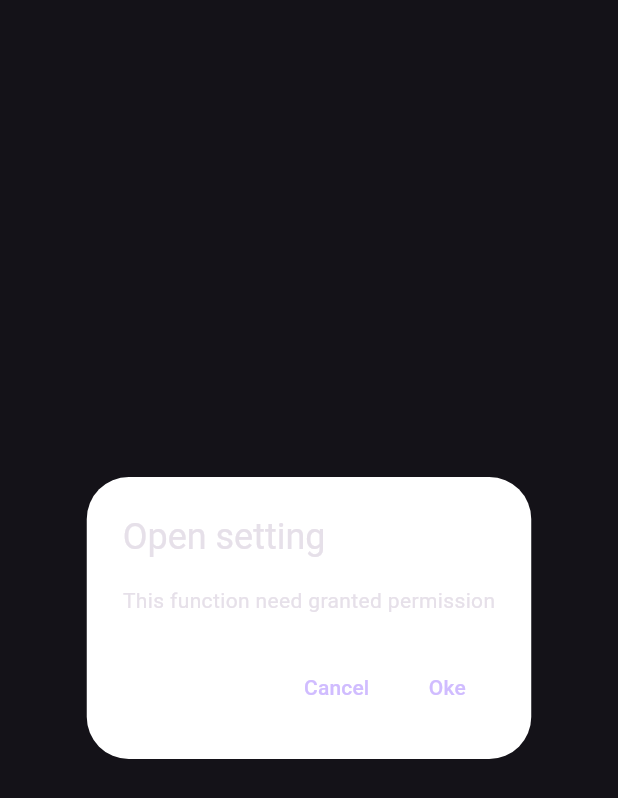
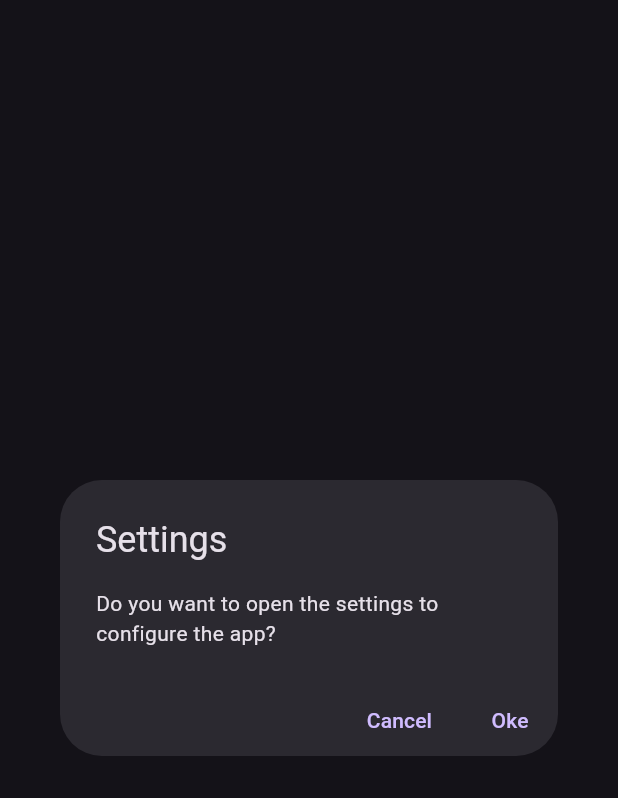
Before and after one commit to bossxomlut/gps_tracking, a Flutter app: the OpenSettingDialog widget shown alone on an empty page, opened directly, on a phone screen of 412 x 824 dp. Shown: the top 798 px of the screen. Run offline on Flutter 3.47's test engine with Material 3 defaults, Android fonts, the phone set to English and light mode, and no system bars; our stand-ins replace another_flushbar, device_info_plus, dio, easy_localization, equatable, firebase_core and 10 more; missing offline and left inert: curl_logger_dio_interceptor; accounts and stored records are empty.

Commit message:
update open setting

```diff
--- a/lib/feature/onboard/page/onboarding_page.dart
+++ b/lib/feature/onboard/page/onboarding_page.dart
@@ -35,7 +35,7 @@ class _OnboardingPageState extends BasePageState<OnboardingPage> with WidgetsBin
       case AppLifecycleState.paused:
         break;
       case AppLifecycleState.resumed:
-        GPSUtil.instance.requestLocationPermission().then((isGranted) {
+        GPSUtil.instance.checkLocationPermission().then((isGranted) {
           if (isGranted) {
             _storage.set(StorageKey.firstInit, false);
             AppNavigator.goOff(GetHomePage());
--- a/lib/widget/request_permission_dialog/show_open_setting_dialog.dart
+++ b/lib/widget/request_permission_dialog/show_open_setting_dialog.dart
@@ -16,9 +16,9 @@ class OpenSettingDialog extends StatelessWidget with ShowDialog {
   @override
   Widget build(BuildContext context) {
     return AlertDialog(
-      backgroundColor: Colors.white,
-      title: Text(titleString ?? 'Open setting'),
-      content: Text(contentString ?? 'This function need granted permission'),
+      title: Text(titleString ?? 'Settings'),
+      content: Text(contentString ?? 'Do you want to open the settings to configure the app?'),
+      actionsPadding: EdgeInsets.zero,
       actions: [
         TextButton(
           onPressed: () {
```
Also changed, not shown: lib/util/gps/gps_util.dart (+9 -0 lines).
